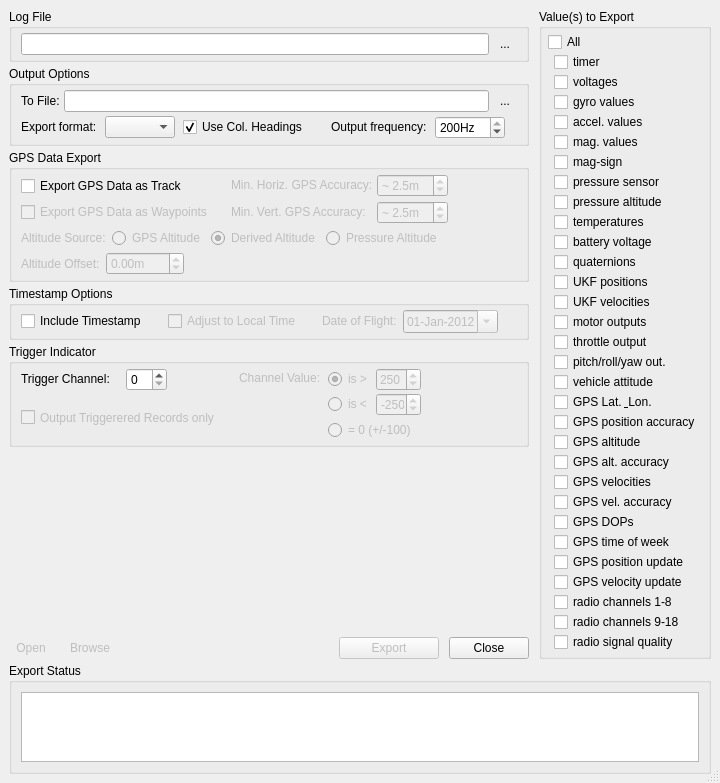
Old version of the form src/ui/aq_LogExporter.ui in the repository mpaperno/qgroundcontrol_aq.
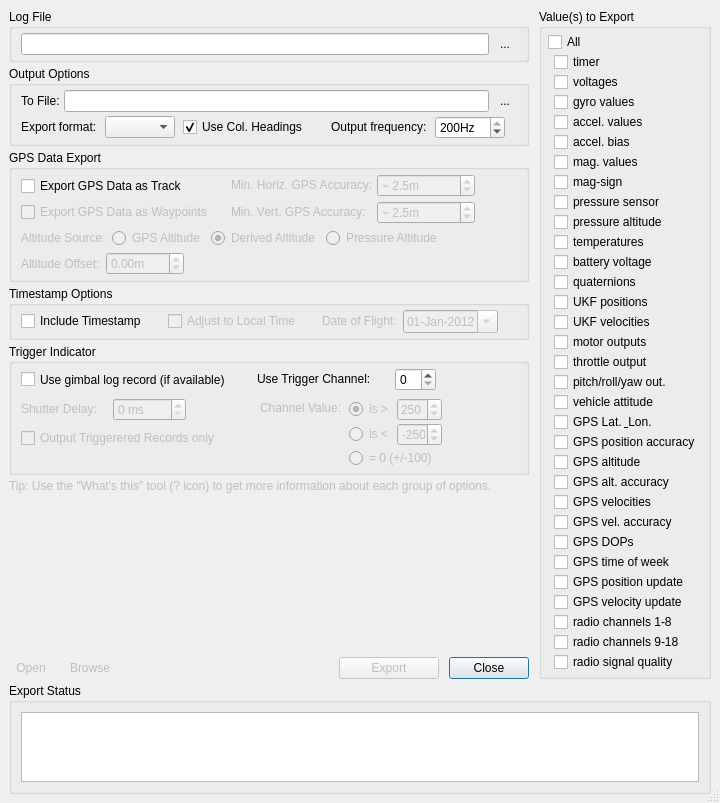
New version of the form. Icons and pictures are not drawn.

Commit message: Add new trigger options to logDump UI; update logDump.exe.

```diff
--- a/src/ui/aq_LogExporter.ui
+++ b/src/ui/aq_LogExporter.ui
@@ -202,6 +202,19 @@
             </attribute>
            </widget>
           </item>
+          <item>
+           <widget class="QCheckBox" name="val_acc_bias">
+            <property name="toolTip">
+             <string>ACC_BIAS X, Y, &amp; Z (AQ 6.8+ only)</string>
+            </property>
+            <property name="text">
+             <string>accel. bias</string>
+            </property>
+            <attribute name="buttonGroup">
+             <string notr="true">buttonGroup_exportValues</string>
+            </attribute>
+           </widget>
+          </item>
           <item>
            <widget class="QCheckBox" name="val_mags">
             <property name="toolTip">
@@ -910,7 +923,7 @@
              <double>0.100000000000000</double>
             </property>
             <property name="maximum">
-             <double>10.000000000000000</double>
+             <double>100000.000000000000000</double>
             </property>
             <property name="singleStep">
              <double>0.500000000000000</double>
@@ -975,7 +988,7 @@
              <double>0.100000000000000</double>
             </property>
             <property name="maximum">
-             <double>10.000000000000000</double>
+             <double>100000.000000000000000</double>
             </property>
             <property name="singleStep">
              <double>0.500000000000000</double>
@@ -1419,23 +1432,10 @@
             <property name="horizontalSpacing">
              <number>16</number>
             </property>
-            <item row="0" column="0">
-             <widget class="QLabel" name="label_triggerChannel">
-              <property name="sizePolicy">
-               <sizepolicy hsizetype="Fixed" vsizetype="Fixed">
-                <horstretch>0</horstretch>
-                <verstretch>0</verstretch>
-               </sizepolicy>
-              </property>
-              <property name="text">
-               <string>Trigger Channel:</string>
-              </property>
-              <property name="alignment">
-               <set>Qt::AlignLeading|Qt::AlignLeft|Qt::AlignTop</set>
-              </property>
-             </widget>
-            </item>
-            <item row="0" column="1">
+            <property name="verticalSpacing">
+             <number>7</number>
+            </property>
+            <item row="0" column="5">
              <widget class="QSpinBox" name="spinBox_triggerChannel">
               <property name="enabled">
                <bool>true</bool>
@@ -1463,36 +1463,7 @@
               </property>
              </widget>
             </item>
-            <item row="0" column="2">
-             <spacer name="horizontalSpacer_trig_2">
-              <property name="orientation">
-               <enum>Qt::Horizontal</enum>
-              </property>
-              <property name="sizeHint" stdset="0">
-               <size>
-                <width>40</width>
-                <height>20</height>
-               </size>
-              </property>
-             </spacer>
-            </item>
-            <item row="1" column="0" colspan="3">
-             <widget class="QCheckBox" name="checkBox_triggerOnly">
-              <property name="enabled">
-               <bool>false</bool>
-              </property>
-              <property name="sizePolicy">
-               <sizepolicy hsizetype="Minimum" vsizetype="Minimum">
-                <horstretch>0</horstretch>
-                <verstretch>0</verstretch>
-               </sizepolicy>
-              </property>
-              <property name="text">
-               <string>Output Triggerered Records only</string>
-              </property>
-             </widget>
-            </item>
-            <item row="0" column="3" rowspan="2">
+            <item row="1" column="4" rowspan="2" colspan="2">
              <layout class="QGridLayout" name="gridLayout_trig" columnstretch="0,0,0,0">
               <property name="horizontalSpacing">
                <number>4</number>
@@ -1575,22 +1546,6 @@
                 </property>
                </widget>
               </item>
-              <item row="4" column="1" colspan="2">
-               <widget class="QRadioButton" name="radioButton_trigVal_opt03">
-                <property name="enabled">
-                 <bool>false</bool>
-                </property>
-                <property name="toolTip">
-                 <string>Channel should equal zero, +/- 100</string>
-                </property>
-                <property name="text">
-                 <string>= 0 (+/-100)</string>
-                </property>
-                <attribute name="buttonGroup">
-                 <string notr="true">buttonGroup_trigChanValues</string>
-                </attribute>
-               </widget>
-              </item>
               <item row="1" column="2">
                <widget class="QSpinBox" name="spinBox_trigVal_gt">
                 <property name="enabled">
@@ -1669,8 +1624,144 @@
                 </property>
                </widget>
               </item>
+              <item row="3" column="1" rowspan="2" colspan="2" alignment="Qt::AlignTop">
+               <widget class="QRadioButton" name="radioButton_trigVal_opt03">
+                <property name="enabled">
+                 <bool>false</bool>
+                </property>
+                <property name="toolTip">
+                 <string>Channel should equal zero, +/- 100</string>
+                </property>
+                <property name="text">
+                 <string>= 0 (+/-100)</string>
+                </property>
+                <attribute name="buttonGroup">
+                 <string notr="true">buttonGroup_trigChanValues</string>
+                </attribute>
+               </widget>
+              </item>
              </layout>
             </item>
+            <item row="2" column="0" colspan="3" alignment="Qt::AlignTop">
+             <widget class="QCheckBox" name="checkBox_triggerOnly">
+              <property name="enabled">
+               <bool>false</bool>
+              </property>
+              <property name="sizePolicy">
+               <sizepolicy hsizetype="Minimum" vsizetype="Minimum">
+                <horstretch>0</horstretch>
+                <verstretch>0</verstretch>
+               </sizepolicy>
+              </property>
+              <property name="text">
+               <string>Output Triggerered Records only</string>
+              </property>
+             </widget>
+            </item>
+            <item row="0" column="0" colspan="3">
+             <widget class="QCheckBox" name="checkBox_triggerUseGmblTrigger">
+              <property name="enabled">
+               <bool>true</bool>
+              </property>
+              <property name="sizePolicy">
+               <sizepolicy hsizetype="Minimum" vsizetype="Minimum">
+                <horstretch>0</horstretch>
+                <verstretch>0</verstretch>
+               </sizepolicy>
+              </property>
+              <property name="toolTip">
+               <string>Available in AQ firmware versions with gimbal triggering features (v6.7 b1378 and later).</string>
+              </property>
+              <property name="text">
+               <string>Use gimbal log record (if available)</string>
+              </property>
+             </widget>
+            </item>
+            <item row="0" column="4">
+             <widget class="QLabel" name="label_triggerChannel">
+              <property name="sizePolicy">
+               <sizepolicy hsizetype="Fixed" vsizetype="Fixed">
+                <horstretch>0</horstretch>
+                <verstretch>0</verstretch>
+               </sizepolicy>
+              </property>
+              <property name="text">
+               <string>Use Trigger Channel:</string>
+              </property>
+              <property name="alignment">
+               <set>Qt::AlignLeading|Qt::AlignLeft|Qt::AlignTop</set>
+              </property>
+             </widget>
+            </item>
+            <item row="1" column="1" colspan="2">
+             <widget class="QSpinBox" name="spinBox_triggerDelay">
+              <property name="enabled">
+               <bool>false</bool>
+              </property>
+              <property name="sizePolicy">
+               <sizepolicy hsizetype="Maximum" vsizetype="Maximum">
+                <horstretch>0</horstretch>
+                <verstretch>0</verstretch>
+               </sizepolicy>
+              </property>
+              <property name="toolTip">
+               <string>&lt;html&gt;&lt;head/&gt;&lt;body&gt;&lt;p&gt;Typical time delay (in ms) between trigger activation and actual shutter opening (eg. focus delay). Using this option will attempt to pinpoint the actual time/location of a photo. &lt;/p&gt;&lt;/body&gt;&lt;/html&gt;</string>
+              </property>
+              <property name="alignment">
+               <set>Qt::AlignLeading|Qt::AlignLeft|Qt::AlignVCenter</set>
+              </property>
+              <property name="suffix">
+               <string> ms</string>
+              </property>
+              <property name="minimum">
+               <number>0</number>
+              </property>
+              <property name="maximum">
+               <number>9999</number>
+              </property>
+              <property name="singleStep">
+               <number>100</number>
+              </property>
+              <property name="value">
+               <number>0</number>
+              </property>
+             </widget>
+            </item>
+            <item row="1" column="0">
+             <widget class="QLabel" name="label_triggerDelay">
+              <property name="enabled">
+               <bool>false</bool>
+              </property>
+              <property name="sizePolicy">
+               <sizepolicy hsizetype="Fixed" vsizetype="Fixed">
+                <horstretch>0</horstretch>
+                <verstretch>0</verstretch>
+               </sizepolicy>
+              </property>
+              <property name="text">
+               <string>Shutter Delay:</string>
+              </property>
+              <property name="alignment">
+               <set>Qt::AlignLeading|Qt::AlignLeft|Qt::AlignTop</set>
+              </property>
+             </widget>
+            </item>
+            <item row="0" column="3" rowspan="3">
+             <spacer name="horizontalSpacer_10">
+              <property name="orientation">
+               <enum>Qt::Horizontal</enum>
+              </property>
+              <property name="sizeType">
+               <enum>QSizePolicy::Fixed</enum>
+              </property>
+              <property name="sizeHint" stdset="0">
+               <size>
+                <width>10</width>
+                <height>20</height>
+               </size>
+              </property>
+             </spacer>
+            </item>
            </layout>
           </item>
           <item>
@@ -1699,27 +1790,8 @@
        <property name="verticalSpacing">
         <number>0</number>
        </property>
-       <item row="0" column="2">
-        <spacer name="verticalSpacer_2">
-         <property name="orientation">
-          <enum>Qt::Vertical</enum>
-         </property>
-         <property name="sizeType">
-          <enum>QSizePolicy::MinimumExpanding</enum>
-         </property>
-         <property name="sizeHint" stdset="0">
-          <size>
-           <width>20</width>
-           <height>13</height>
-          </size>
-         </property>
-        </spacer>
-       </item>
-       <item row="1" column="0">
-        <widget class="QToolButton" name="toolButton_openOutput">
-         <property name="enabled">
-          <bool>false</bool>
-         </property>
+       <item row="2" column="4">
+        <widget class="QPushButton" name="pushButton_close">
          <property name="sizePolicy">
           <sizepolicy hsizetype="Fixed" vsizetype="Fixed">
            <horstretch>0</horstretch>
@@ -1730,66 +1802,11 @@
           <string>Open the output file in the associated application (if any).</string>
          </property>
          <property name="text">
-          <string>Open</string>
+          <string>Close</string>
          </property>
-         <property name="icon">
-          <iconset resource="../../qgroundcontrol.qrc">
-           <normaloff>:/files/images/actions/application-monitor.png</normaloff>:/files/images/actions/application-monitor.png</iconset>
-         </property>
-         <property name="toolButtonStyle">
-          <enum>Qt::ToolButtonTextBesideIcon</enum>
-         </property>
-         <property name="autoRaise">
-          <bool>true</bool>
-         </property>
         </widget>
        </item>
-       <item row="1" column="1">
-        <widget class="QToolButton" name="toolButton_browseOutput">
-         <property name="enabled">
-          <bool>false</bool>
-         </property>
-         <property name="sizePolicy">
-          <sizepolicy hsizetype="Fixed" vsizetype="Fixed">
-           <horstretch>0</horstretch>
-           <verstretch>0</verstretch>
-          </sizepolicy>
-         </property>
-         <property name="toolTip">
-          <string>Browse the output folder using the native file browser application.</string>
-         </property>
-         <property name="text">
-          <string>Browse</string>
-         </property>
-         <property name="icon">
-          <iconset resource="../../qgroundcontrol.qrc">
-           <normaloff>:/files/images/actions/folder-search-result.png</normaloff>:/files/images/actions/folder-search-result.png</iconset>
-         </property>
-         <property name="toolButtonStyle">
-          <enum>Qt::ToolButtonTextBesideIcon</enum>
-         </property>
-         <property name="autoRaise">
-          <bool>true</bool>
-         </property>
-        </widget>
-       </item>
-       <item row="1" column="2">
-        <spacer name="horizontalSpacer_btns">
-         <property name="orientation">
-          <enum>Qt::Horizontal</enum>
-         </property>
-         <property name="sizeType">
-          <enum>QSizePolicy::Expanding</enum>
-         </property>
-         <property name="sizeHint" stdset="0">
-          <size>
-           <width>268</width>
-           <height>20</height>
-          </size>
-         </property>
-        </spacer>
-       </item>
-       <item row="1" column="3">
+       <item row="2" column="3">
         <widget class="QPushButton" name="pushButton_doExport">
          <property name="enabled">
           <bool>false</bool>
@@ -1811,8 +1828,27 @@
          </property>
         </widget>
        </item>
-       <item row="1" column="4">
-        <widget class="QPushButton" name="pushButton_close">
+       <item row="2" column="2">
+        <spacer name="horizontalSpacer_btns">
+         <property name="orientation">
+          <enum>Qt::Horizontal</enum>
+         </property>
+         <property name="sizeType">
+          <enum>QSizePolicy::Expanding</enum>
+         </property>
+         <property name="sizeHint" stdset="0">
+          <size>
+           <width>268</width>
+           <height>20</height>
+          </size>
+         </property>
+        </spacer>
+       </item>
+       <item row="2" column="1">
+        <widget class="QToolButton" name="toolButton_browseOutput">
+         <property name="enabled">
+          <bool>false</bool>
+         </property>
          <property name="sizePolicy">
           <sizepolicy hsizetype="Fixed" vsizetype="Fixed">
            <horstretch>0</horstretch>
@@ -1820,7 +1856,72 @@
           </sizepolicy>
          </property>
          <property name="text">
-          <string>Close</string>
+          <string>Browse</string>
+         </property>
+         <property name="icon">
+          <iconset resource="../../qgroundcontrol.qrc">
+           <normaloff>:/files/images/actions/folder-search-result.png</normaloff>:/files/images/actions/folder-search-result.png</iconset>
+         </property>
+         <property name="toolButtonStyle">
+          <enum>Qt::ToolButtonTextBesideIcon</enum>
+         </property>
+         <property name="autoRaise">
+          <bool>true</bool>
+         </property>
+        </widget>
+       </item>
+       <item row="2" column="0">
+        <widget class="QToolButton" name="toolButton_openOutput">
+         <property name="enabled">
+          <bool>false</bool>
+         </property>
+         <property name="sizePolicy">
+          <sizepolicy hsizetype="Fixed" vsizetype="Fixed">
+           <horstretch>0</horstretch>
+           <verstretch>0</verstretch>
+          </sizepolicy>
+         </property>
+         <property name="toolTip">
+          <string>Open the output file in the associated application (if any).</string>
+         </property>
+         <property name="text">
+          <string>Open</string>
+         </property>
+         <property name="icon">
+          <iconset resource="../../qgroundcontrol.qrc">
+           <normaloff>:/files/images/actions/application-monitor.png</normaloff>:/files/images/actions/application-monitor.png</iconset>
+         </property>
+         <property name="toolButtonStyle">
+          <enum>Qt::ToolButtonTextBesideIcon</enum>
+         </property>
+         <property name="autoRaise">
+          <bool>true</bool>
+         </property>
+        </widget>
+       </item>
+       <item row="1" column="2">
+        <spacer name="verticalSpacer_2">
+         <property name="orientation">
+          <enum>Qt::Vertical</enum>
+         </property>
+         <property name="sizeType">
+          <enum>QSizePolicy::MinimumExpanding</enum>
+         </property>
+         <property name="sizeHint" stdset="0">
+          <size>
+           <width>20</width>
+           <height>13</height>
+          </size>
+         </property>
+        </spacer>
+       </item>
+       <item row="0" column="0" colspan="5">
+        <widget class="QLabel" name="label">
+         <property name="enabled">
+          <bool>false</bool>
+         </property>
+         <property name="text">
+          <string>Tip: Use the &quot;What's this&quot; tool (? icon) to get more information about each group of options.</string>
          </property>
         </widget>
        </item>
```
Left out of the diff: 39 changed lines with no effect on the pictures. The commit also changes 3 other files.
